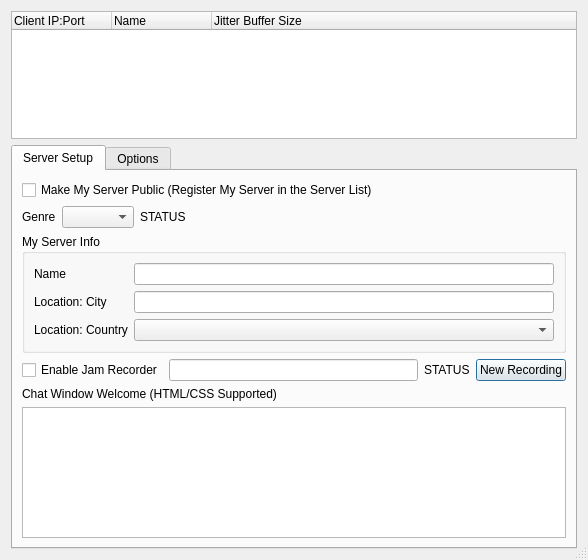
jamulussoftware/jamulus, file src/serverdlgbase.ui: the form before one commit.
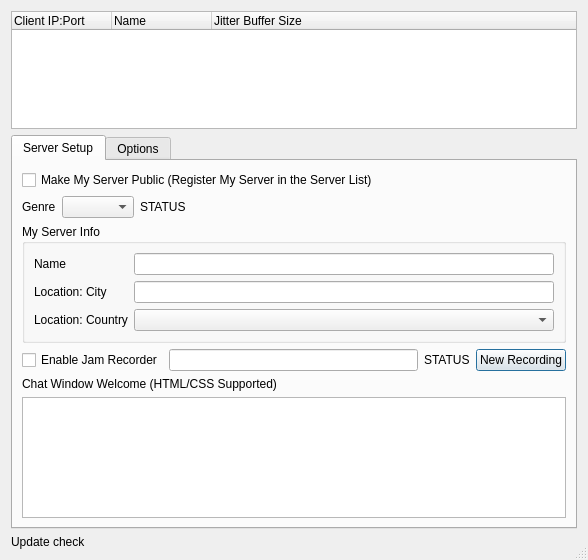
The form after the commit. Icons and pictures are not drawn. Custom widgets are drawn as their Qt base class.

Commit message: implement "support a check for updates" for the server GUI, too

What changed in the file:
```diff
--- a/src/serverdlgbase.ui
+++ b/src/serverdlgbase.ui
@@ -289,6 +289,13 @@
      </widget>
     </widget>
    </item>
+   <item>
+    <widget class="QLabel" name="lblUpdateCheck">
+     <property name="text">
+      <string>Update check</string>
+     </property>
+    </widget>
+   </item>
   </layout>
  </widget>
  <customwidgets>
```
The commit also changes 8 other files.
